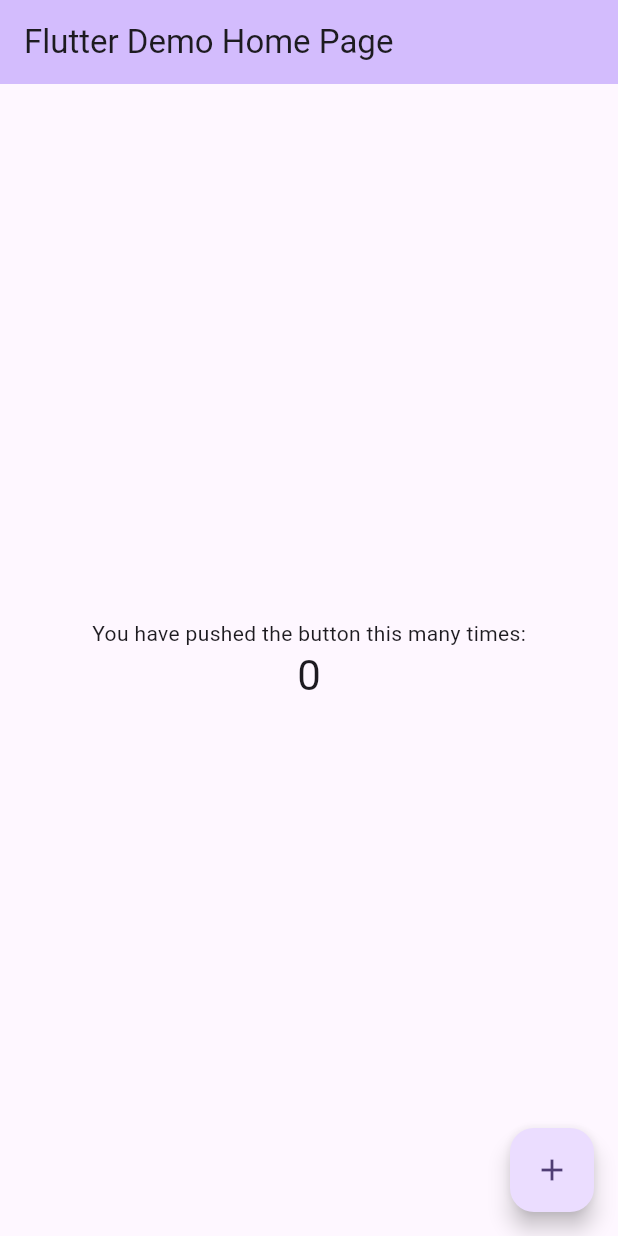
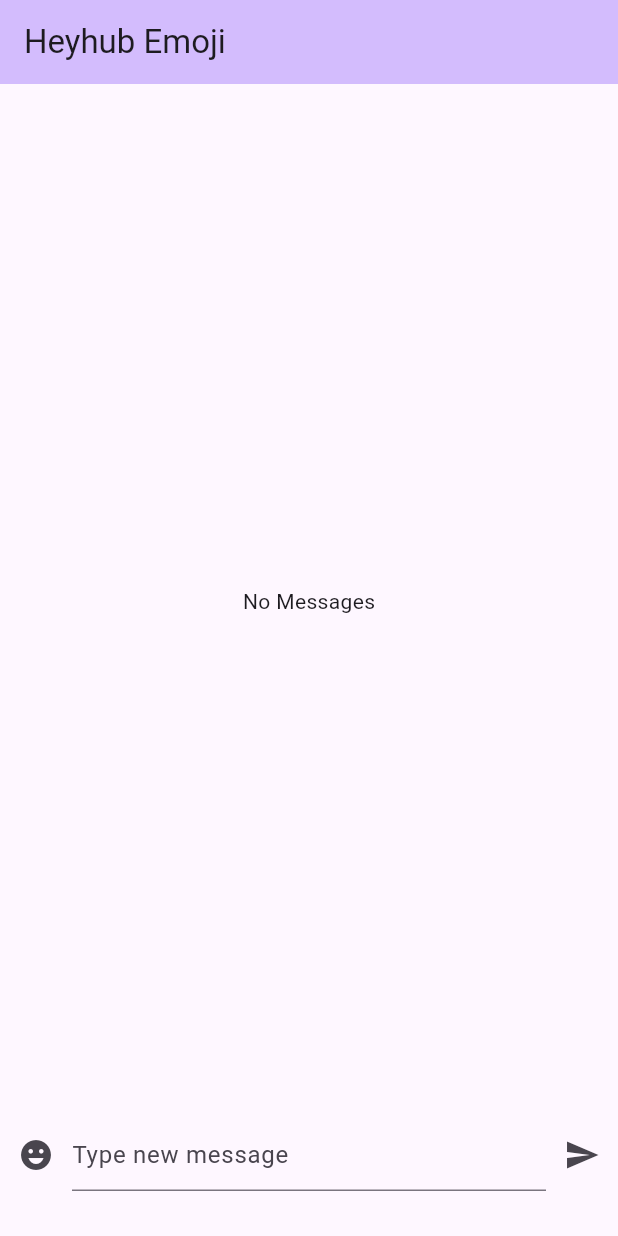
Before and after one commit to iabhishekmp/heyhub_emoji, a Flutter app: the screen it shows after launch, on a phone screen of 412 x 824 dp. Run offline on Flutter 3.47's test engine with Material 3 defaults, Android fonts, the phone set to English and light mode, and no system bars; our stand-ins replace dio.

Commit message:
Example chat setup

```diff
--- a/example/lib/main.dart
+++ b/example/lib/main.dart
@@ -1,9 +1,8 @@
 import 'package:flutter/material.dart';
 import 'package:heyhub_emoji/heyhub_emoji.dart';
 
-import 'loading_screen.dart';
-
-void main() {
+void main() async {
+  await init(GithubInfra());
   runApp(const MyApp());
 }
 
@@ -13,35 +12,30 @@ class MyApp extends StatelessWidget {
   @override
   Widget build(BuildContext context) {
     return MaterialApp(
-      title: 'Flutter Demo',
+      title: 'HeyHub Emoji',
       theme: ThemeData(
         colorScheme: ColorScheme.fromSeed(seedColor: Colors.deepPurple),
         useMaterial3: true,
       ),
-      home: const MyHomePage(title: 'Flutter Demo Home Page'),
+      home: const MyHomePage(),
     );
   }
 }
 
 class MyHomePage extends StatefulWidget {
-  const MyHomePage({required this.title, super.key});
-
-  final String title;
+  const MyHomePage({super.key});
 
   @override
   State<MyHomePage> createState() => _MyHomePageState();
 }
 
 class _MyHomePageState extends State<MyHomePage> {
-  int _counter = 0;
+  final List<String> messages = [];
+  final _controller = TextEditingController();
 
-  Future<void> _incrementCounter() async {
-    setState(() {
-      _counter++;
-    });
-    LoadingScreen.instance.show(context: context);
-    await init(GithubInfra());
-    LoadingScreen.instance.hide();
+  Future<void> _sendMsg(String msg) async {
+    if (msg.isEmpty) return;
+    setState(() => messages.add(msg));
   }
 
   @override
@@ -49,26 +43,50 @@ class _MyHomePageState extends State<MyHomePage> {
     return Scaffold(
       appBar: AppBar(
         backgroundColor: Theme.of(context).colorScheme.inversePrimary,
-        title: Text(widget.title),
+        title: const Text('Heyhub Emoji'),
       ),
-      body: Center(
-        child: Column(
-          mainAxisAlignment: MainAxisAlignment.center,
-          children: <Widget>[
-            const Text(
-              'You have pushed the button this many times:',
-            ),
-            Text(
-              '$_counter',
-              style: Theme.of(context).textTheme.headlineMedium,
-            ),
-          ],
-        ),
-      ),
-      floatingActionButton: FloatingActionButton(
-        onPressed: _incrementCounter,
-        tooltip: 'Increment',
-        child: const Icon(Icons.add),
+      body: Column(
+        crossAxisAlignment: CrossAxisAlignment.end,
+        children: [
+          Expanded(
+            child: messages.isEmpty
+                ? const Center(child: Text('No Messages'))
+                : SingleChildScrollView(
+                    reverse: true,
+                    child: Padding(
+                      padding: const EdgeInsets.only(right: 16),
+                      child: Column(
+                        mainAxisAlignment: MainAxisAlignment.end,
+                        crossAxisAlignment: CrossAxisAlignment.end,
+                        children: messages.map(Text.new).toList(),
+                      ),
+                    ),
+                  ),
+          ),
+          Row(
+            children: [
+              IconButton(
+                onPressed: () {},
+                icon: const Icon(Icons.emoji_emotions),
+              ),
+              Expanded(
+                child: TextFormField(
+                  decoration:
+                      const InputDecoration(hintText: 'Type new message'),
+                  controller: _controller,
+                ),
+              ),
+              IconButton(
+                onPressed: () {
+                  _sendMsg(_controller.text);
+                  _controller.clear();
+                },
+                icon: const Icon(Icons.send),
+              ),
+            ],
+          ),
+          const SizedBox(height: 30),
+        ],
       ),
     );
   }
--- a/lib/src/utils/init.dart
+++ b/lib/src/utils/init.dart
@@ -3,6 +3,8 @@ import 'dart:isolate';
 
 import '../data/infrastructure/infrastructure.dart';
 import '../data/models/emoji_category.dart';
+
+List<HHEmojiCategory> allEmojis = [];
 
 Future<bool> init(Infrastructure infra) async {
   final receivePort = ReceivePort();
@@ -20,16 +22,12 @@ Future<bool> init(Infrastructure infra) async {
 
   final result = await receivePort.first as List;
   switch (result) {
-    // case [final String e, final String st]:
-    //   log(
-    //     'Error in Isolate !',
-    //     error: e,
-    //     stackTrace: StackTrace.fromString(st),
-    //   );
-    //   return false;
+    //? emojis
     case final List<HHEmojiCategory> emojis:
-      log('${emojis.length}');
+      allEmojis = emojis;
       return true;
+
+    //? other than emojis
     case final list:
       log('Error in Isolate:\n $list');
       return false;
```
